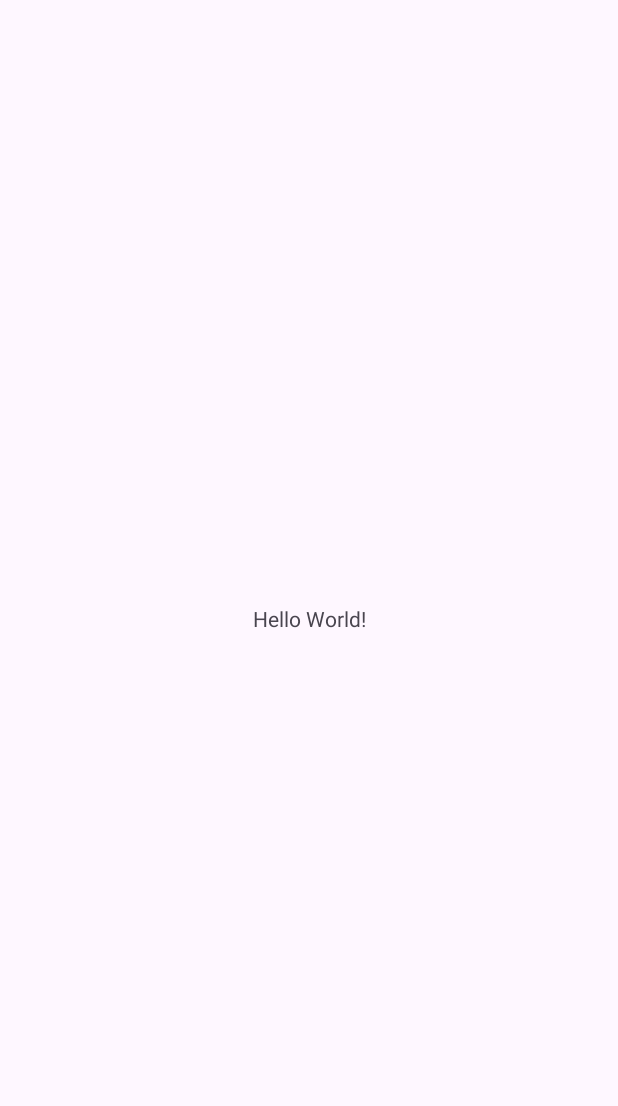
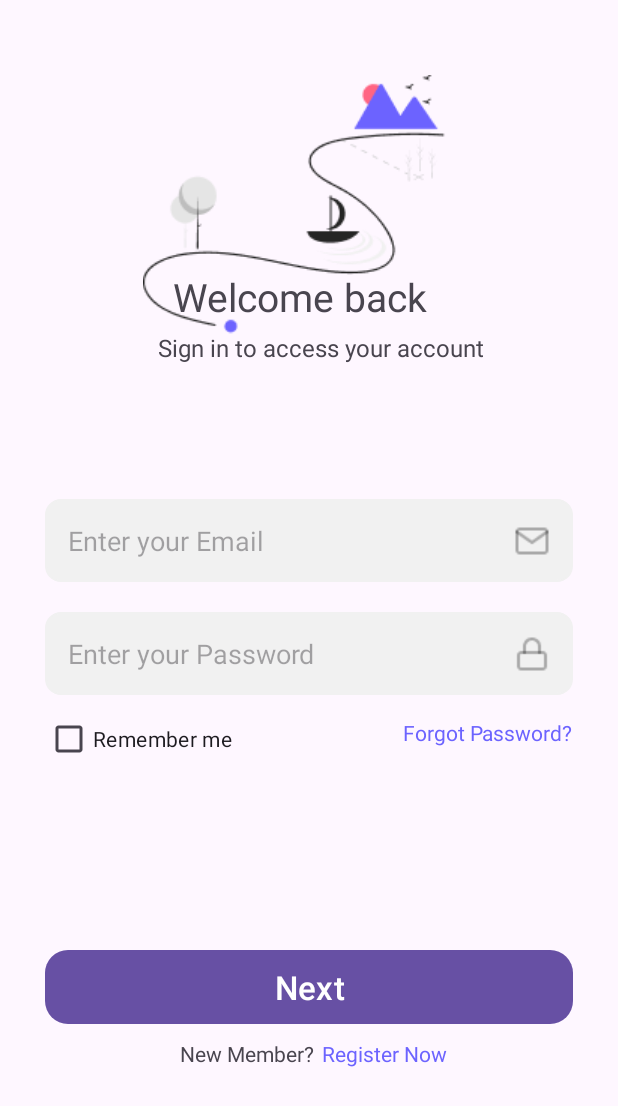
Before and after one commit to aleee-chaudhary/MobileApplications, an Android app: the screen it shows after launch (MainActivity before the commit, SignInActivity after it), on a phone screen of 412 x 824 dp. Before the commit the part shown is almost empty. Shown: the top 1106 px of the screen. Run offline under Robolectric (Android 15) with nearby library versions, the phone set to English and light mode, and no system bars.

Commit message:
sign in and sign up screens created.

```diff
--- a/app/build.gradle.kts
+++ b/app/build.gradle.kts
@@ -5,7 +5,7 @@ plugins {
 
 android {
     namespace = "com.example.mobileapplications"
-    compileSdk = 34
+    compileSdk = 35
 
     defaultConfig {
         applicationId = "com.example.mobileapplications"
--- a/app/src/main/AndroidManifest.xml
+++ b/app/src/main/AndroidManifest.xml
@@ -13,7 +13,10 @@
         android:theme="@style/Theme.MobileApplications"
         tools:targetApi="31">
         <activity
-            android:name=".MainActivity"
+            android:name=".SignUpActivity"
+            android:exported="false" />
+        <activity
+            android:name=".SignInActivity"
             android:exported="true">
             <intent-filter>
                 <action android:name="android.intent.action.MAIN" />
--- /dev/null
+++ b/app/src/main/java/com/example/mobileapplications/SignInActivity.kt
@@ -0,0 +1,20 @@
+package com.example.mobileapplications
+
+import android.os.Bundle
+import androidx.activity.enableEdgeToEdge
+import androidx.appcompat.app.AppCompatActivity
+import androidx.core.view.ViewCompat
+import androidx.core.view.WindowInsetsCompat
+
+class SignInActivity : AppCompatActivity() {
+    override fun onCreate(savedInstanceState: Bundle?) {
+        super.onCreate(savedInstanceState)
+        enableEdgeToEdge()
+        setContentView(R.layout.activity_sign_in)
+        ViewCompat.setOnApplyWindowInsetsListener(findViewById(R.id.main)) { v, insets ->
+            val systemBars = insets.getInsets(WindowInsetsCompat.Type.systemBars())
+            v.setPadding(systemBars.left, systemBars.top, systemBars.right, systemBars.bottom)
+            insets
+        }
+    }
+}
--- a/app/src/main/java/com/example/mobileapplications/MainActivity.kt
+++ b/app/src/main/java/com/example/mobileapplications/SignUpActivity.kt
@@ -6,11 +6,11 @@ import androidx.appcompat.app.AppCompatActivity
 import androidx.core.view.ViewCompat
 import androidx.core.view.WindowInsetsCompat
 
-class MainActivity : AppCompatActivity() {
+class SignUpActivity : AppCompatActivity() {
     override fun onCreate(savedInstanceState: Bundle?) {
         super.onCreate(savedInstanceState)
         enableEdgeToEdge()
-        setContentView(R.layout.activity_main)
+        setContentView(R.layout.activity_sign_up)
         ViewCompat.setOnApplyWindowInsetsListener(findViewById(R.id.main)) { v, insets ->
             val systemBars = insets.getInsets(WindowInsetsCompat.Type.systemBars())
             v.setPadding(systemBars.left, systemBars.top, systemBars.right, systemBars.bottom)
--- /dev/null
+++ b/app/src/main/res/drawable/btn_bg.xml
@@ -0,0 +1,5 @@
+<?xml version="1.0" encoding="utf-8"?>
+<shape xmlns:android="http://schemas.android.com/apk/res/android">
+    <solid android:color="@color/blue" />
+    <corners android:radius="15dp" />
+</shape>
--- /dev/null
+++ b/app/src/main/res/drawable/fields_bg.xml
@@ -0,0 +1,9 @@
+<?xml version="1.0" encoding="utf-8"?>
+<shape xmlns:android="http://schemas.android.com/apk/res/android"
+    android:shape="rectangle">
+    <stroke
+        android:width="1dp"
+        android:color="#f1f1f1" />
+    <solid android:color="#f1f1f1" />
+    <corners android:radius="10dp" />
+</shape>
--- a/app/src/main/res/layout/activity_main.xml
+++ /dev/null
@@ -1,19 +0,0 @@
-<?xml version="1.0" encoding="utf-8"?>
-<androidx.constraintlayout.widget.ConstraintLayout xmlns:android="http://schemas.android.com/apk/res/android"
-    xmlns:app="http://schemas.android.com/apk/res-auto"
-    xmlns:tools="http://schemas.android.com/tools"
-    android:id="@+id/main"
-    android:layout_width="match_parent"
-    android:layout_height="match_parent"
-    tools:context=".MainActivity">
-
-    <TextView
-        android:layout_width="wrap_content"
-        android:layout_height="wrap_content"
-        android:text="Hello World!"
-        app:layout_constraintBottom_toBottomOf="parent"
-        app:layout_constraintEnd_toEndOf="parent"
-        app:layout_constraintStart_toStartOf="parent"
-        app:layout_constraintTop_toTopOf="parent" />
-
-</androidx.constraintlayout.widget.ConstraintLayout>
--- /dev/null
+++ b/app/src/main/res/layout/activity_sign_in.xml
@@ -0,0 +1,158 @@
+<?xml version="1.0" encoding="utf-8"?>
+<androidx.constraintlayout.widget.ConstraintLayout xmlns:android="http://schemas.android.com/apk/res/android"
+    xmlns:app="http://schemas.android.com/apk/res-auto"
+    xmlns:tools="http://schemas.android.com/tools"
+    android:id="@+id/main"
+    android:layout_width="match_parent"
+    android:layout_height="match_parent"
+    tools:context=".SignInActivity">
+
+    <ImageView
+        android:id="@+id/signin_image"
+        android:layout_width="wrap_content"
+        android:layout_height="wrap_content"
+        android:layout_marginStart="100dp"
+        android:layout_marginTop="50dp"
+        android:src="@drawable/signin_signup_image"
+        app:layout_constraintEnd_toEndOf="parent"
+        app:layout_constraintStart_toStartOf="parent"
+        app:layout_constraintTop_toTopOf="parent" />
+
+    <TextView
+        android:id="@+id/welcome_text"
+        android:layout_width="wrap_content"
+        android:layout_height="wrap_content"
+        android:layout_marginTop="180dp"
+        android:layout_marginStart="20dp"
+        android:text="@string/welcome_back"
+        android:textSize="26sp"
+        app:layout_constraintStart_toStartOf="@+id/signin_image"
+        app:layout_constraintTop_toTopOf="parent" />
+
+    <TextView
+        android:id="@+id/signin_text"
+        android:layout_width="wrap_content"
+        android:layout_height="wrap_content"
+        android:layout_marginStart="10dp"
+        android:layout_marginTop="5dp"
+        android:text="@string/sign_in_to_access_your_account"
+        android:textSize="16sp"
+        app:layout_constraintStart_toStartOf="@+id/signin_image"
+        app:layout_constraintTop_toBottomOf="@+id/welcome_text" />
+
+    <EditText
+        android:id="@+id/email"
+        android:layout_width="match_parent"
+        android:layout_height="wrap_content"
+        android:layout_marginStart="30dp"
+        android:layout_marginEnd="30dp"
+        android:layout_marginTop="90dp"
+        android:background="@drawable/fields_bg"
+        android:hint="@string/enter_your_email"
+        android:importantForAutofill="no"
+        android:inputType="textEmailAddress"
+        android:padding="15dp"
+        app:layout_constraintStart_toEndOf="parent"
+        app:layout_constraintStart_toStartOf="parent"
+        app:layout_constraintTop_toBottomOf="@+id/signin_text" />
+
+    <ImageView
+        android:id="@+id/mail_icon"
+        android:layout_width="wrap_content"
+        android:layout_height="wrap_content"
+        android:layout_marginEnd="15dp"
+        android:src="@drawable/mail"
+        app:layout_constraintBottom_toBottomOf="@+id/email"
+        app:layout_constraintEnd_toEndOf="@+id/email"
+        app:layout_constraintTop_toTopOf="@+id/email" />
+
+    <EditText
+        android:id="@+id/password"
+        android:layout_width="match_parent"
+        android:layout_height="wrap_content"
+        android:layout_marginTop="20dp"
+        android:layout_marginStart="30dp"
+        android:layout_marginEnd="30dp"
+        android:padding="15dp"
+        android:background="@drawable/fields_bg"
+        android:hint="@string/enter_your_password"
+        android:importantForAutofill="no"
+        android:inputType="textPassword"
+        app:layout_constraintStart_toEndOf="parent"
+        app:layout_constraintStart_toStartOf="parent"
+        app:layout_constraintTop_toBottomOf="@+id/email" />
+
+    <ImageView
+        android:id="@+id/lock_icon"
+        android:layout_width="wrap_content"
+        android:layout_height="wrap_content"
+        android:layout_marginEnd="15dp"
+        android:src="@drawable/lock"
+        app:layout_constraintBottom_toBottomOf="@+id/password"
+        app:layout_constraintEnd_toEndOf="@+id/password"
+        app:layout_constraintTop_toTopOf="@+id/password" />
+
+    <CheckBox
+        android:id="@+id/remember_me_checkbox"
+        android:layout_width="wrap_content"
+        android:layout_height="wrap_content"
+        android:layout_marginTop="5dp"
+        android:layout_marginStart="30dp"
+        android:text="@string/remember_me"
+        android:textSize="14sp"
+        app:layout_constraintStart_toEndOf="parent"
+        app:layout_constraintStart_toStartOf="parent"
+        app:layout_constraintTop_toBottomOf="@+id/password" />
+
+    <TextView
+        android:id="@+id/forgot_password_text"
+        android:layout_width="wrap_content"
+        android:layout_height="wrap_content"
+        android:layout_marginTop="15dp"
+        android:layout_marginEnd="30dp"
+        android:text="@string/forgot_password"
+        android:textColor="@color/blue"
+        android:textSize="14sp"
+        app:layout_constraintEnd_toEndOf="parent"
+        app:layout_constraintTop_toBottomOf="@+id/password" />
+
+    <Button
+        android:id="@+id/next_btn"
+        android:layout_width="match_parent"
+        android:layout_height="wrap_content"
+        android:layout_marginTop="170dp"
+        android:layout_marginStart="30dp"
+        android:layout_marginEnd="30dp"
+        android:background="@drawable/btn_bg"
+        android:text="@string/next"
+        android:textSize="22sp"
+        app:layout_constraintStart_toEndOf="parent"
+        app:layout_constraintStart_toStartOf="parent"
+        app:layout_constraintTop_toBottomOf="@+id/password" />
+
+    <TextView
+        android:id="@+id/new_member_text"
+        android:layout_width="wrap_content"
+        android:layout_height="wrap_content"
+        android:layout_marginTop="10dp"
+        android:layout_marginStart="120dp"
+        android:text="@string/new_member"
+        android:textSize="14sp"
+        app:layout_constraintStart_toEndOf="parent"
+        app:layout_constraintStart_toStartOf="parent"
+        app:layout_constraintTop_toBottomOf="@+id/next_btn" />
+
+    <TextView
+        android:id="@+id/register_now_text"
+        android:layout_width="wrap_content"
+        android:layout_height="wrap_content"
+        android:layout_marginTop="10dp"
+        android:layout_marginStart="5dp"
+        android:clickable="true"
+        android:focusable="true"
+        android:text="@string/register_now"
+        android:textColor="@color/blue"
+        android:textSize="14sp"
+        app:layout_constraintStart_toEndOf="@+id/new_member_text"
+        app:layout_constraintTop_toBottomOf="@+id/next_btn" />
+</androidx.constraintlayout.widget.ConstraintLayout>
--- a/app/src/main/res/values/colors.xml
+++ b/app/src/main/res/values/colors.xml
@@ -2,4 +2,5 @@
 <resources>
     <color name="black">#FF000000</color>
     <color name="white">#FFFFFFFF</color>
+    <color name="blue">#6c63ff</color>
 </resources>
--- a/app/src/main/res/values/strings.xml
+++ b/app/src/main/res/values/strings.xml
@@ -1,3 +1,21 @@
 <resources>
     <string name="app_name">MobileApplications</string>
+    <string name="welcome_back">Welcome back</string>
+    <string name="sign_in_to_access_your_account">Sign in to access your account</string>
+    <string name="enter_your_email">Enter your Email</string>
+    <string name="enter_your_password">Enter your Password</string>
+    <string name="remember_me">Remember me</string>
+    <string name="forgot_password">Forgot Password?</string>
+    <string name="next">Next</string>
+    <string name="new_member">New Member?</string>
+    <string name="register_now">Register Now</string>
+    <string name="strong_password">Strong Password</string>
+    <string name="get_started">Get Started</string>
+    <string name="create_account_text">by creating a free account</string>
+    <string name="full_name">Full Name</string>
+    <string name="valid_email">Valid Email</string>
+    <string name="phone_number">Phone Number</string>
+    <string name="terms_and_conditions">by checking the box you agree to our Terms and Conditions</string>
+    <string name="already_a_member">Already a Member?</string>
+    <string name="log_in">Log In</string>
 </resources>
```
Also changed, not shown: app/src/main/res/layout/activity_sign_up.xml (added, +188 -0 lines), app/src/main/res/drawable/lock.png (added), app/src/main/res/drawable/mail.png (added), app/src/main/res/drawable/signin_signup_image.png (added), app/src/main/res/drawable/smartphone.png (added), app/src/main/res/drawable/user.png (added).
